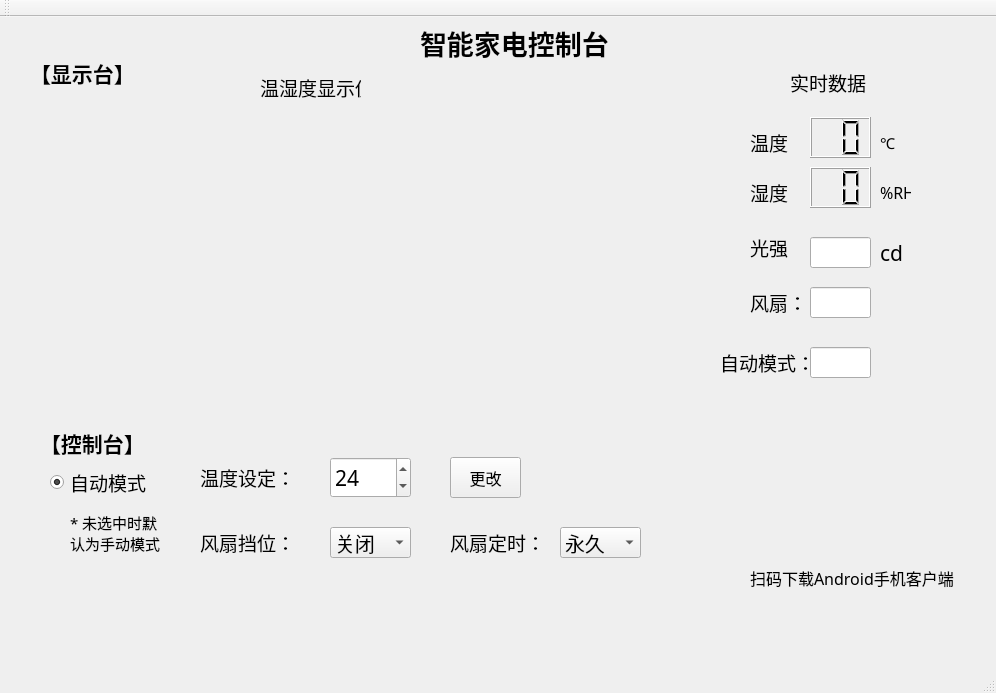
This is mainwindow.ui in zgqzhangguoqi/Qt_smart_elec as Qt 5 draws it before an edit. The edited form follows.
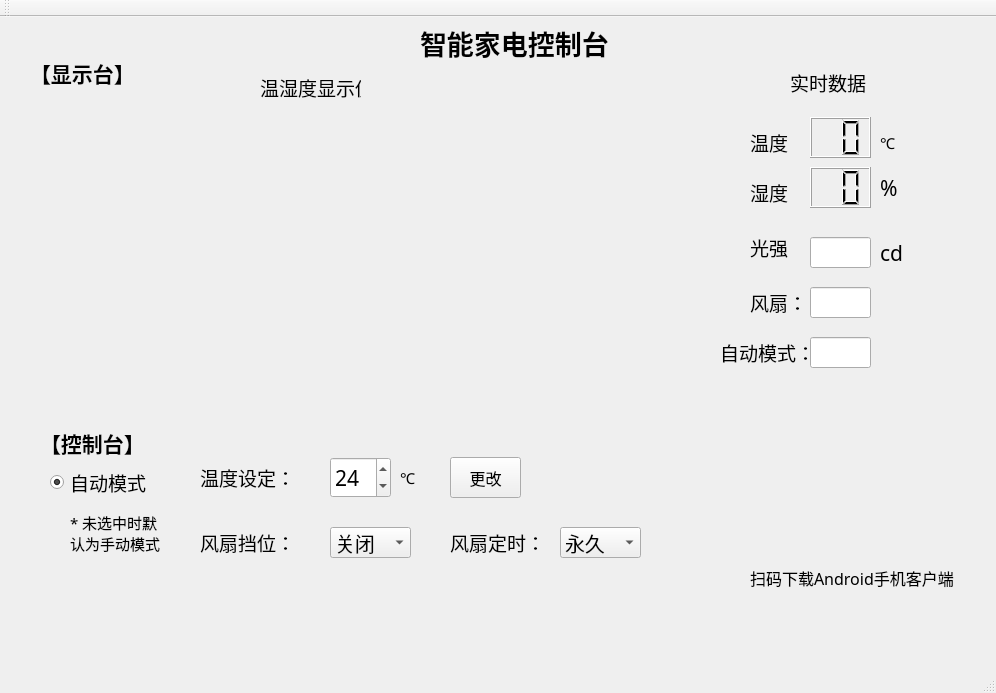
This is the edited form. Icons and pictures are not drawn.

Commit message: spinBox更新

```diff
--- a/mainwindow.ui
+++ b/mainwindow.ui
@@ -201,19 +201,21 @@
     <property name="geometry">
      <rect>
       <x>880</x>
-      <y>160</y>
-      <width>31</width>
-      <height>31</height>
+      <y>150</y>
+      <width>51</width>
+      <height>41</height>
      </rect>
     </property>
     <property name="font">
      <font>
-      <family>等线</family>
-      <pointsize>12</pointsize>
+      <family>楷体</family>
+      <pointsize>16</pointsize>
+      <weight>50</weight>
+      <bold>false</bold>
      </font>
     </property>
     <property name="text">
-     <string>%RH</string>
+     <string>%</string>
     </property>
    </widget>
    <widget class="QLabel" name="lb_data">
@@ -357,7 +359,7 @@
     <property name="geometry">
      <rect>
       <x>720</x>
-      <y>320</y>
+      <y>310</y>
       <width>91</width>
       <height>51</height>
      </rect>
@@ -379,7 +381,7 @@
     <property name="geometry">
      <rect>
       <x>810</x>
-      <y>330</y>
+      <y>320</y>
       <width>61</width>
       <height>31</height>
      </rect>
@@ -533,7 +535,7 @@
      <rect>
       <x>330</x>
       <y>440</y>
-      <width>81</width>
+      <width>61</width>
       <height>41</height>
      </rect>
     </property>
@@ -612,22 +614,6 @@
      <string>【显示台】</string>
     </property>
    </widget>
-   <widget class="QLabel" name="label_4">
-    <property name="geometry">
-     <rect>
-      <x>810</x>
-      <y>460</y>
-      <width>81</width>
-      <height>81</height>
-     </rect>
-    </property>
-    <property name="text">
-     <string/>
-    </property>
-    <property name="pixmap">
-     <pixmap>C:/Users/Administrator/Desktop/Qt_smart_elec-master/Qt_smart_elec-master/er.png</pixmap>
-    </property>
-   </widget>
    <widget class="QLabel" name="label_5">
     <property name="geometry">
      <rect>
@@ -700,6 +686,54 @@
      </property>
     </item>
    </widget>
+   <widget class="QLabel" name="label">
+    <property name="geometry">
+     <rect>
+      <x>810</x>
+      <y>470</y>
+      <width>81</width>
+      <height>81</height>
+     </rect>
+    </property>
+    <property name="text">
+     <string/>
+    </property>
+    <property name="pixmap">
+     <pixmap resource="resouses.qrc">:/new/prefix1/er.png</pixmap>
+    </property>
+   </widget>
+   <widget class="QLabel" name="label_4">
+    <property name="geometry">
+     <rect>
+      <x>590</x>
+      <y>450</y>
+      <width>71</width>
+      <height>31</height>
+     </rect>
+    </property>
+    <property name="text">
+     <string/>
+    </property>
+   </widget>
+   <widget class="QLabel" name="lb_C_2">
+    <property name="geometry">
+     <rect>
+      <x>400</x>
+      <y>440</y>
+      <width>31</width>
+      <height>41</height>
+     </rect>
+    </property>
+    <property name="font">
+     <font>
+      <family>楷体</family>
+      <pointsize>11</pointsize>
+     </font>
+    </property>
+    <property name="text">
+     <string>℃</string>
+    </property>
+   </widget>
   </widget>
   <widget class="QMenuBar" name="menuBar">
    <property name="geometry">
```
Left out of the diff: 2 changed lines with no effect on the pictures. The commit also changes 2 other files.
